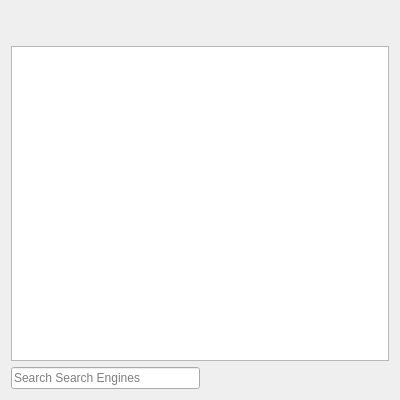
Before: the Qt Designer form 2.x/UI/dooble_search_engines_popup.ui in textbrowser/dooble, drawn with Qt 5.
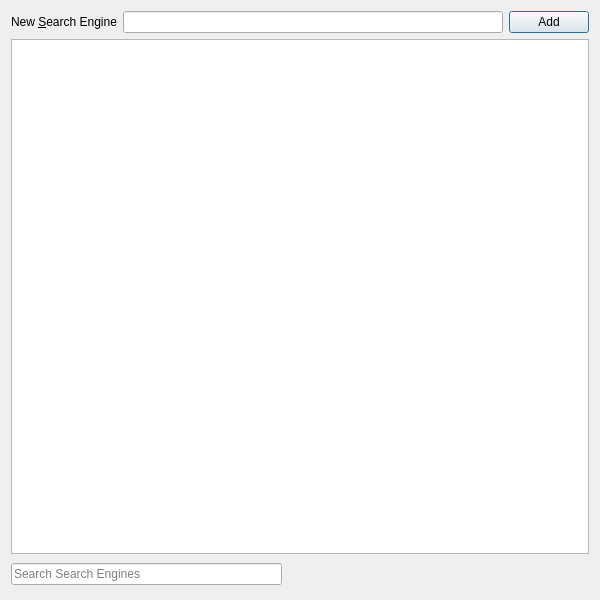
After: the same form once the commit is applied. Icons and pictures are not drawn. Custom widgets are drawn as their Qt base class.

```diff
--- a/2.x/UI/dooble_search_engines_popup.ui
+++ b/2.x/UI/dooble_search_engines_popup.ui
@@ -6,8 +6,8 @@
    <rect>
     <x>0</x>
     <y>0</y>
-    <width>400</width>
-    <height>400</height>
+    <width>600</width>
+    <height>600</height>
    </rect>
   </property>
   <property name="windowTitle">
@@ -21,37 +21,32 @@
    <item>
     <layout class="QHBoxLayout" name="horizontalLayout">
      <item>
-      <spacer name="horizontalSpacer">
-       <property name="orientation">
-        <enum>Qt::Horizontal</enum>
+      <widget class="QLabel" name="label_22">
+       <property name="text">
+        <string>New &amp;Search Engine</string>
        </property>
-       <property name="sizeHint" stdset="0">
-        <size>
-         <width>40</width>
-         <height>20</height>
-        </size>
+       <property name="buddy">
+        <cstring>exception</cstring>
        </property>
-      </spacer>
+      </widget>
      </item>
      <item>
-      <widget class="QToolButton" name="delete_selected">
+      <widget class="QLineEdit" name="exception">
        <property name="toolTip">
         <string>Delete Selected Search Engine</string>
        </property>
-       <property name="text">
-        <string/>
-       </property>
-       <property name="iconSize">
-        <size>
-         <width>22</width>
-         <height>22</height>
-        </size>
-       </property>
-       <property name="autoRaise">
+       <property name="clearButtonEnabled">
         <bool>true</bool>
        </property>
       </widget>
      </item>
+     <item>
+      <widget class="QPushButton" name="add_exception">
+       <property name="text">
+        <string>Add</string>
+       </property>
+      </widget>
+     </item>
     </layout>
    </item>
    <item>
@@ -116,6 +111,25 @@
        </property>
       </spacer>
      </item>
+     <item>
+      <widget class="QToolButton" name="delete_selected">
+       <property name="toolTip">
+        <string>Delete Selected Search Engine</string>
+       </property>
+       <property name="text">
+        <string/>
+       </property>
+       <property name="iconSize">
+        <size>
+         <width>22</width>
+         <height>22</height>
+        </size>
+       </property>
+       <property name="autoRaise">
+        <bool>true</bool>
+       </property>
+      </widget>
+     </item>
     </layout>
    </item>
   </layout>
```
Left out of the diff: 9 changed lines with no effect on the pictures.
